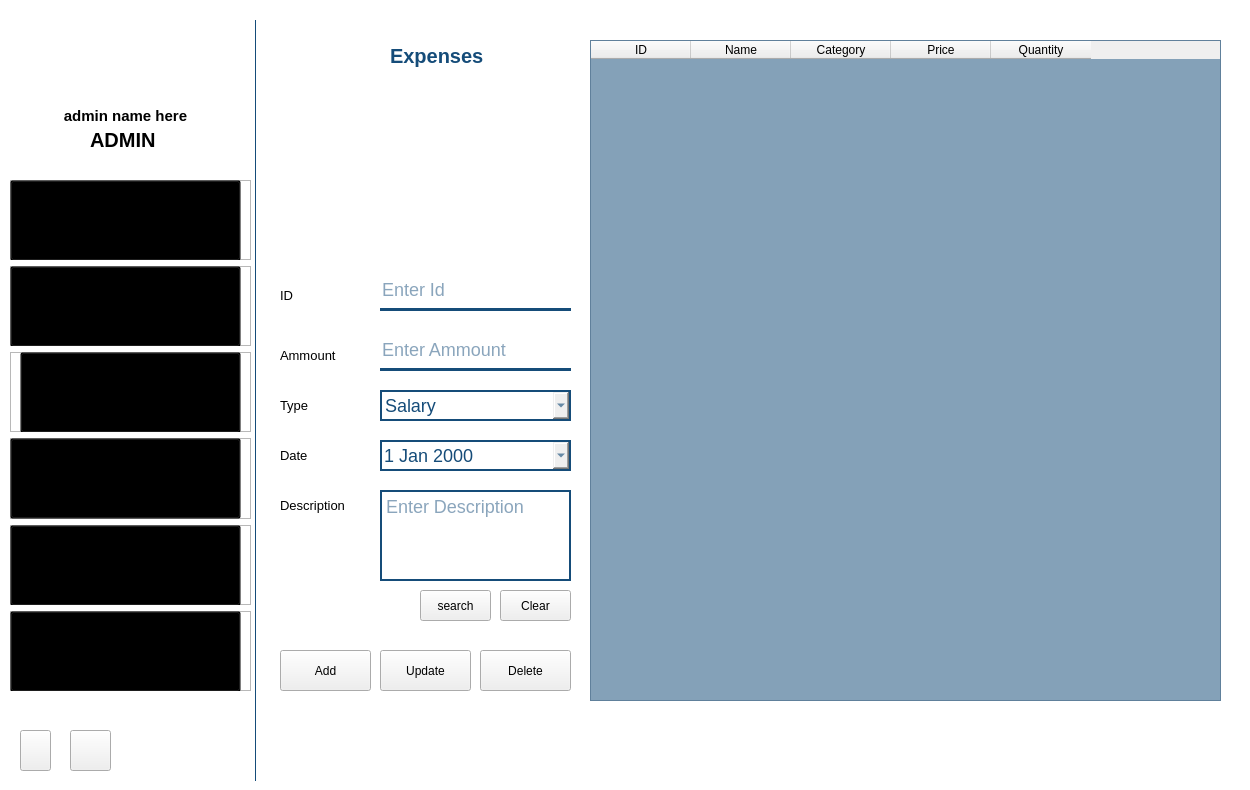
Qt form gui/admin.ui (Maher-Majdoub/supermarket_management_system) before a commit.
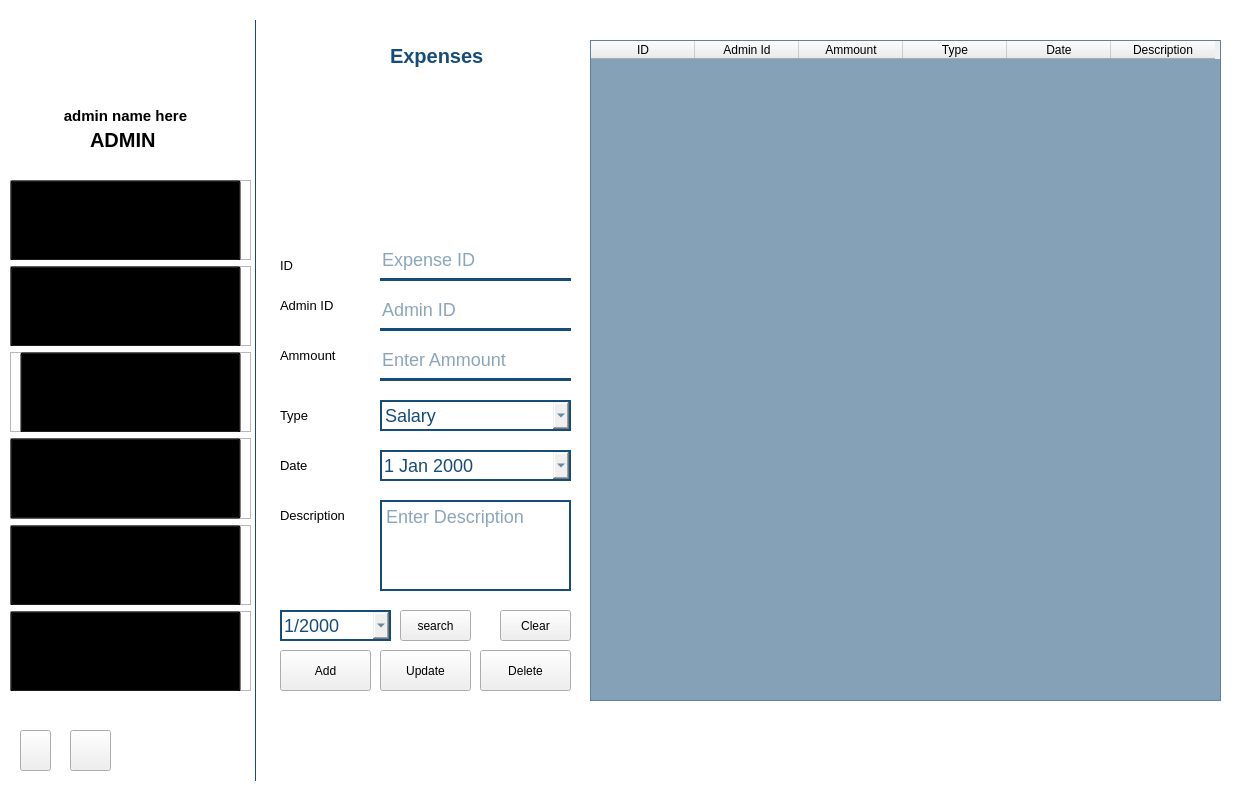
The same form after that commit. The open tabs and pages were chosen to show the change. Icons and pictures are not drawn.

Commit message: modified the expenses frame

What changed in the file:
```diff
--- a/gui/admin.ui
+++ b/gui/admin.ui
@@ -2369,7 +2369,7 @@
      <property name="geometry">
       <rect>
        <x>110</x>
-       <y>250</y>
+       <y>220</y>
        <width>191</width>
        <height>41</height>
       </rect>
@@ -2383,15 +2383,18 @@
      <property name="inputMethodHints">
       <set>Qt::ImhDigitsOnly</set>
      </property>
+     <property name="readOnly">
+      <bool>true</bool>
+     </property>
      <property name="placeholderText">
-      <string>Enter Id</string>
+      <string>Expense ID</string>
      </property>
     </widget>
     <widget class="QLabel" name="label_52">
      <property name="geometry">
       <rect>
        <x>10</x>
-       <y>260</y>
+       <y>230</y>
        <width>51</width>
        <height>31</height>
       </rect>
@@ -2462,6 +2465,15 @@
      <property name="cornerButtonEnabled">
       <bool>false</bool>
      </property>
+     <attribute name="horizontalHeaderDefaultSectionSize">
+      <number>104</number>
+     </attribute>
+     <attribute name="horizontalHeaderMinimumSectionSize">
+      <number>104</number>
+     </attribute>
+     <attribute name="verticalHeaderVisible">
+      <bool>false</bool>
+     </attribute>
      <column>
       <property name="text">
        <string>ID</string>
@@ -2469,22 +2481,27 @@
      </column>
      <column>
       <property name="text">
-       <string>Name</string>
+       <string>Admin Id</string>
       </property>
      </column>
      <column>
       <property name="text">
-       <string>Category</string>
+       <string>Ammount</string>
       </property>
      </column>
      <column>
       <property name="text">
-       <string>Price</string>
+       <string>Type</string>
       </property>
      </column>
      <column>
       <property name="text">
-       <string>Quantity</string>
+       <string>Date</string>
+      </property>
+     </column>
+     <column>
+      <property name="text">
+       <string>Description</string>
       </property>
      </column>
     </widget>
@@ -2492,7 +2509,7 @@
      <property name="geometry">
       <rect>
        <x>230</x>
-       <y>570</y>
+       <y>590</y>
        <width>71</width>
        <height>31</height>
       </rect>
@@ -2529,8 +2546,8 @@
     <widget class="QPushButton" name="expense_search_btn">
      <property name="geometry">
       <rect>
-       <x>150</x>
-       <y>570</y>
+       <x>130</x>
+       <y>590</y>
        <width>71</width>
        <height>31</height>
       </rect>
@@ -2549,7 +2566,7 @@
      <property name="geometry">
       <rect>
        <x>110</x>
-       <y>470</y>
+       <y>480</y>
        <width>191</width>
        <height>91</height>
       </rect>
@@ -2567,7 +2584,7 @@
      <property name="geometry">
       <rect>
        <x>10</x>
-       <y>470</y>
+       <y>480</y>
        <width>91</width>
        <height>31</height>
       </rect>
@@ -2585,7 +2602,7 @@
      <property name="geometry">
       <rect>
        <x>110</x>
-       <y>310</y>
+       <y>320</y>
        <width>191</width>
        <height>41</height>
       </rect>
@@ -2626,7 +2643,7 @@
      <property name="geometry">
       <rect>
        <x>110</x>
-       <y>370</y>
+       <y>380</y>
        <width>191</width>
        <height>31</height>
       </rect>
@@ -2651,7 +2668,7 @@
      <property name="geometry">
       <rect>
        <x>10</x>
-       <y>370</y>
+       <y>380</y>
        <width>81</width>
        <height>31</height>
       </rect>
@@ -2669,7 +2686,7 @@
      <property name="geometry">
       <rect>
        <x>110</x>
-       <y>420</y>
+       <y>430</y>
        <width>191</width>
        <height>31</height>
       </rect>
@@ -2693,7 +2710,7 @@
      <property name="geometry">
       <rect>
        <x>10</x>
-       <y>420</y>
+       <y>430</y>
        <width>81</width>
        <height>31</height>
       </rect>
@@ -2707,6 +2724,79 @@
       <string>Date</string>
      </property>
     </widget>
+    <widget class="QLabel" name="label_60">
+     <property name="geometry">
+      <rect>
+       <x>10</x>
+       <y>270</y>
+       <width>71</width>
+       <height>31</height>
+      </rect>
+     </property>
+     <property name="font">
+      <font>
+       <pointsize>10</pointsize>
+      </font>
+     </property>
+     <property name="text">
+      <string>Admin ID</string>
+     </property>
+    </widget>
+    <widget class="QLineEdit" name="expense_admin_id">
+     <property name="geometry">
+      <rect>
+       <x>110</x>
+       <y>270</y>
+       <width>191</width>
+       <height>41</height>
+      </rect>
+     </property>
+     <property name="statusTip">
+      <string>del</string>
+     </property>
+     <property name="styleSheet">
+      <string notr="true">border: none;
+border-bottom: 3px solid #154c79;
+color: #154c79;
+font-size: 18px;</string>
+     </property>
+     <property name="inputMethodHints">
+      <set>Qt::ImhDigitsOnly</set>
+     </property>
+     <property name="readOnly">
+      <bool>true</bool>
+     </property>
+     <property name="placeholderText">
+      <string>Admin ID</string>
+     </property>
+    </widget>
+    <widget class="QDateEdit" name="expense_search_date">
+     <property name="geometry">
+      <rect>
+       <x>10</x>
+       <y>590</y>
+       <width>111</width>
+       <height>31</height>
+      </rect>
+     </property>
+     <property name="acceptDrops">
+      <bool>false</bool>
+     </property>
+     <property name="styleSheet">
+      <string notr="true">border: 2px solid #154c79;
+color: #154c79;
+font-size: 18px;</string>
+     </property>
+     <property name="accelerated">
+      <bool>false</bool>
+     </property>
+     <property name="displayFormat">
+      <string>M/yyyy</string>
+     </property>
+     <property name="calendarPopup">
+      <bool>true</bool>
+     </property>
+    </widget>
    </widget>
   </widget>
   <widget class="Line" name="line">
```
Left out of the diff: 23 changed lines with no effect on the pictures. The commit also changes 6 other files.
